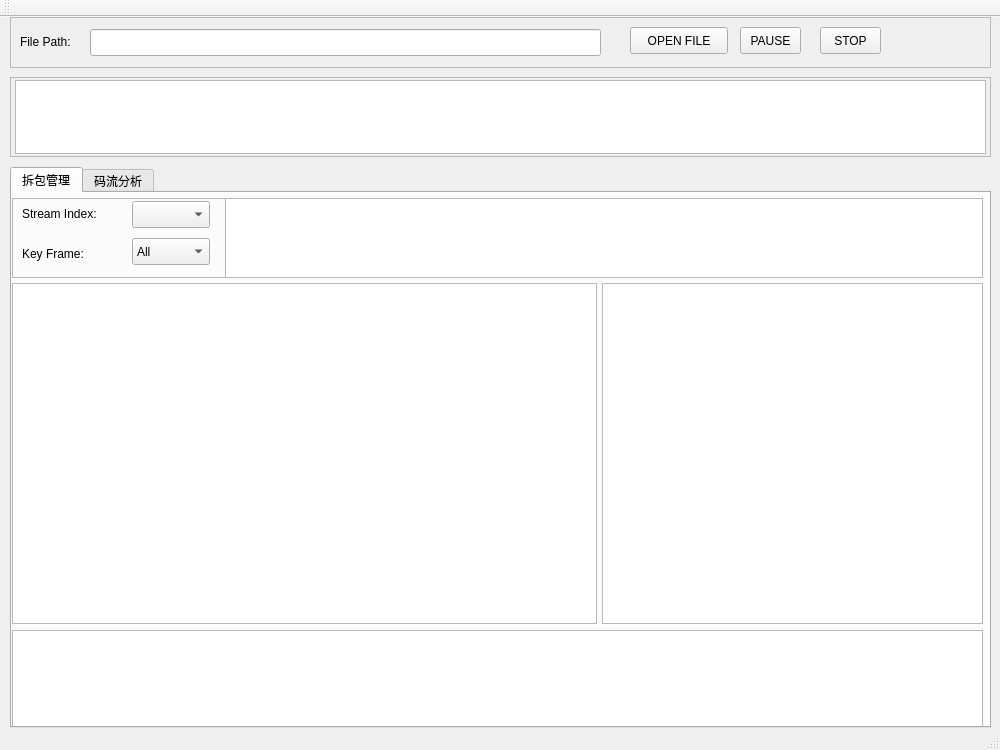
The window that mainwindow.ui (jingzhishen/StreamAnalysis) describes before a commit, drawn with Qt 5.
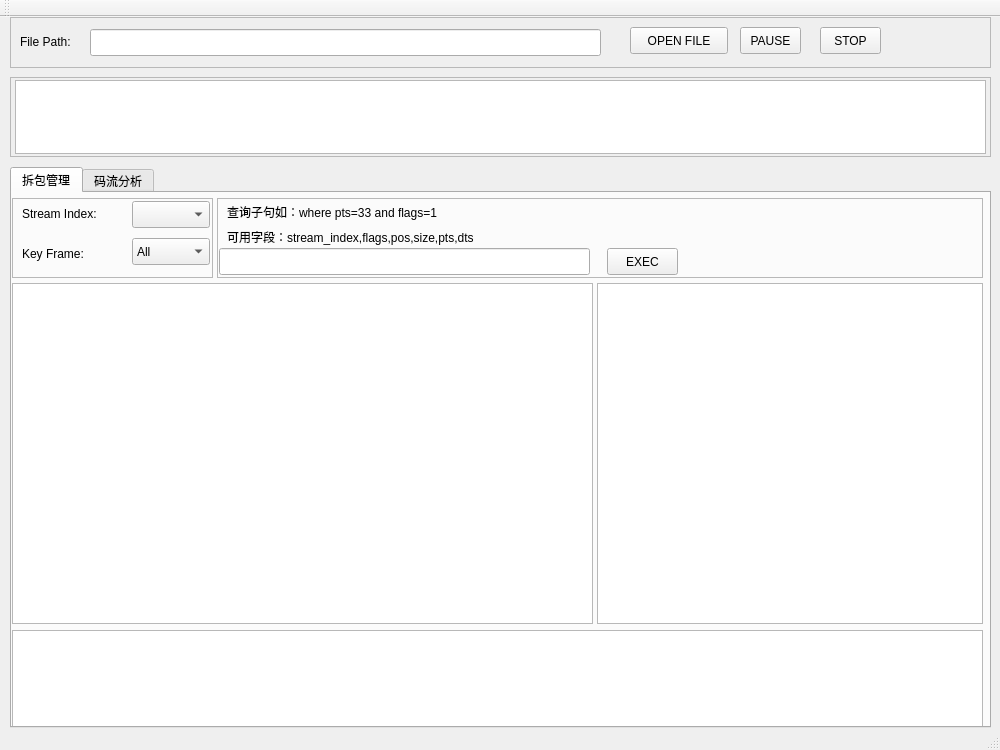
The same window after the commit.

Commit message: 增加查询操作及修改unsigned char问题

What changed in the file:
```diff
--- a/mainwindow.ui
+++ b/mainwindow.ui
@@ -35,7 +35,7 @@
        <rect>
         <x>0</x>
         <y>90</y>
-        <width>585</width>
+        <width>581</width>
         <height>341</height>
        </rect>
       </property>
@@ -48,7 +48,7 @@
        <rect>
         <x>0</x>
         <y>5</y>
-        <width>971</width>
+        <width>201</width>
         <height>80</height>
        </rect>
       </property>
@@ -58,16 +58,6 @@
       <property name="frameShadow">
        <enum>QFrame::Raised</enum>
       </property>
-      <widget class="QTextEdit" name="txt_pkt_data">
-       <property name="geometry">
-        <rect>
-         <x>213</x>
-         <y>0</y>
-         <width>758</width>
-         <height>80</height>
-        </rect>
-       </property>
-      </widget>
       <widget class="QLabel" name="label_4">
        <property name="geometry">
         <rect>
@@ -143,13 +133,78 @@
      <widget class="QTextEdit" name="txt_unpackinfo">
       <property name="geometry">
        <rect>
-        <x>590</x>
+        <x>585</x>
         <y>90</y>
-        <width>381</width>
+        <width>386</width>
         <height>341</height>
        </rect>
       </property>
      </widget>
+     <widget class="QFrame" name="frame_4">
+      <property name="geometry">
+       <rect>
+        <x>205</x>
+        <y>5</y>
+        <width>766</width>
+        <height>80</height>
+       </rect>
+      </property>
+      <property name="frameShape">
+       <enum>QFrame::StyledPanel</enum>
+      </property>
+      <property name="frameShadow">
+       <enum>QFrame::Raised</enum>
+      </property>
+      <widget class="QLabel" name="label">
+       <property name="geometry">
+        <rect>
+         <x>10</x>
+         <y>5</y>
+         <width>281</width>
+         <height>17</height>
+        </rect>
+       </property>
+       <property name="text">
+        <string>查询子句如：where pts=33 and flags=1</string>
+       </property>
+      </widget>
+      <widget class="QLineEdit" name="txt_where">
+       <property name="geometry">
+        <rect>
+         <x>2</x>
+         <y>50</y>
+         <width>371</width>
+         <height>27</height>
+        </rect>
+       </property>
+      </widget>
+      <widget class="QLabel" name="label_2">
+       <property name="geometry">
+        <rect>
+         <x>10</x>
+         <y>30</y>
+         <width>311</width>
+         <height>17</height>
+        </rect>
+       </property>
+       <property name="text">
+        <string>可用字段：stream_index,flags,pos,size,pts,dts</string>
+       </property>
+      </widget>
+      <widget class="QPushButton" name="btn_execsql">
+       <property name="geometry">
+        <rect>
+         <x>390</x>
+         <y>50</y>
+         <width>71</width>
+         <height>27</height>
+        </rect>
+       </property>
+       <property name="text">
+        <string>EXEC</string>
+       </property>
+      </widget>
+     </widget>
     </widget>
     <widget class="QWidget" name="tab_analysis">
      <attribute name="title">
@@ -266,7 +321,7 @@
     <property name="frameShadow">
      <enum>QFrame::Raised</enum>
     </property>
-    <widget class="QTextEdit" name="textEdit">
+    <widget class="QTextEdit" name="txt_pkt_data">
      <property name="geometry">
       <rect>
        <x>5</x>
```
The commit also changes 6 other files.
